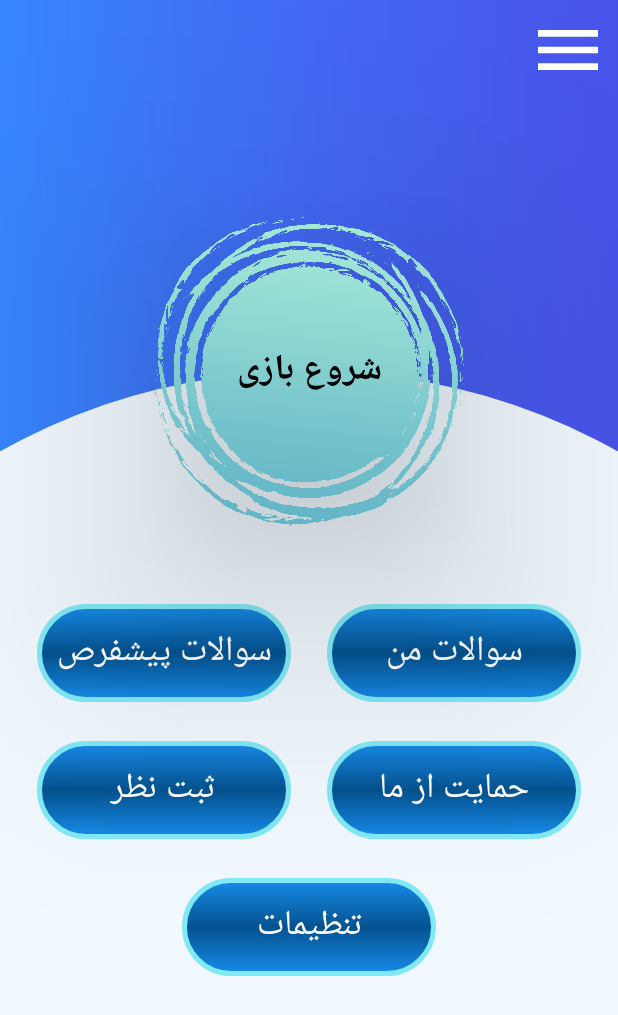
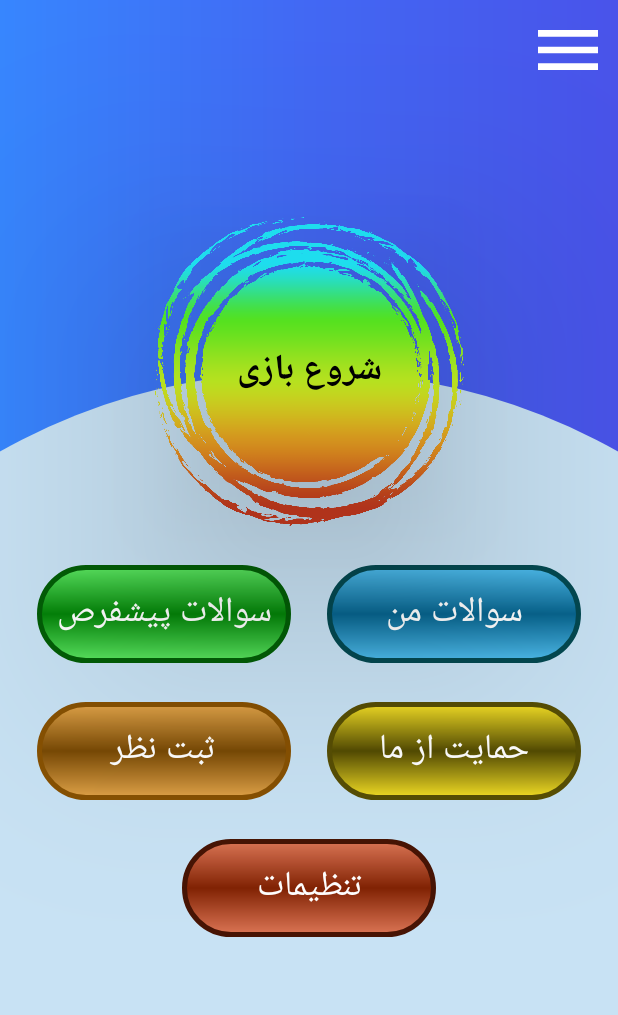
Before and after one commit to Android-sadjad/TruthOrDare, an Android app: the screen it shows after launch (MainActivity), on a phone screen of 412 x 824 dp. Shown: the top 1015 px of the screen. Run offline under Robolectric (Android 15) with nearby library versions, the phone set to English and light mode, and no system bars; our stand-ins replace sdp/ssp sizes; libraries missing offline, so code that uses them is left out: ir.tapsell.plus; 3 statements that could not run were skipped.

Commit message:
change background main btn

```diff
--- /dev/null
+++ b/app/src/main/res/drawable/bg_btn_blue.xml
@@ -0,0 +1,15 @@
+<?xml version="1.0" encoding="utf-8"?>
+<shape xmlns:android="http://schemas.android.com/apk/res/android"
+    android:shape="rectangle">
+
+    <gradient
+        android:startColor="#4EBCED"
+        android:centerColor="#07648E"
+        android:endColor="#4EBCED"
+        android:angle="270"
+        />
+    <corners android:radius="400dp"/>
+    <stroke android:width="3dp"
+        android:color="#034951"/>
+
+</shape>
--- /dev/null
+++ b/app/src/main/res/drawable/bg_btn_green.xml
@@ -0,0 +1,15 @@
+<?xml version="1.0" encoding="utf-8"?>
+<shape xmlns:android="http://schemas.android.com/apk/res/android"
+    android:shape="rectangle">
+
+    <gradient
+        android:startColor="#5AE660"
+        android:centerColor="#038308"
+        android:endColor="#5AE660"
+        android:angle="270"
+        />
+    <corners android:radius="400dp"/>
+    <stroke android:width="3dp"
+        android:color="#025E06"/>
+
+</shape>
--- a/app/src/main/res/drawable/bg_btn_oval_blue.xml
+++ b/app/src/main/res/drawable/bg_btn_orange.xml
@@ -3,13 +3,13 @@
     android:shape="rectangle">
 
     <gradient
-        android:startColor="#178CEA"
-        android:centerColor="#04528F"
-        android:endColor="#178CEA"
+        android:startColor="#E1A348"
+        android:centerColor="#784904"
+        android:endColor="#E1A348"
         android:angle="270"
         />
     <corners android:radius="400dp"/>
     <stroke android:width="3dp"
-        android:color="#82E9F6"/>
+        android:color="#875102"/>
 
 </shape>
--- /dev/null
+++ b/app/src/main/res/drawable/bg_btn_red.xml
@@ -0,0 +1,15 @@
+<?xml version="1.0" encoding="utf-8"?>
+<shape xmlns:android="http://schemas.android.com/apk/res/android"
+    android:shape="rectangle">
+
+    <gradient
+        android:startColor="#DC7555"
+        android:centerColor="#812203"
+        android:endColor="#DC7555"
+        android:angle="270"
+        />
+    <corners android:radius="400dp"/>
+    <stroke android:width="3dp"
+        android:color="#471404"/>
+
+</shape>
--- /dev/null
+++ b/app/src/main/res/drawable/bg_btn_yellow.xml
@@ -0,0 +1,15 @@
+<?xml version="1.0" encoding="utf-8"?>
+<shape xmlns:android="http://schemas.android.com/apk/res/android"
+    android:shape="rectangle">
+
+    <gradient
+        android:startColor="#F4DF25"
+        android:centerColor="#534B02"
+        android:endColor="#F4DF25"
+        android:angle="270"
+        />
+    <corners android:radius="400dp"/>
+    <stroke android:width="3dp"
+        android:color="#574E04"/>
+
+</shape>
--- a/app/src/main/res/drawable/bg_oval.xml
+++ b/app/src/main/res/drawable/bg_oval.xml
@@ -12,7 +12,7 @@
         <shape android:shape="oval"
             >
 
-            <solid android:color="#F1F9FF"/>
+            <solid android:color="#C8E2F4"/>
 
         </shape>
 
--- a/app/src/main/res/layout/activity_main.xml
+++ b/app/src/main/res/layout/activity_main.xml
@@ -74,7 +74,7 @@
                 android:layout_width="@dimen/_150sdp"
                 android:layout_height="@dimen/_150sdp"
                 android:text="@string/start_game"
-                android:background="@drawable/ic_start_game"
+                android:background="@drawable/ic_start_gmme"
                 android:gravity="center"
                 android:textSize="24sp"
                 android:textColor="@color/black"
@@ -85,7 +85,7 @@
         <TextView
             android:id="@+id/tv_my_question"
             style="@style/tv_main_menu_style"
-            android:layout_marginTop="@dimen/_40sdp"
+            android:layout_marginTop="@dimen/_20sdp"
             android:text="@string/my_questions"
             app:layout_constraintLeft_toRightOf="@id/tv_default_questions"
             app:layout_constraintRight_toRightOf="parent"
@@ -94,6 +94,7 @@
         <TextView
             android:id="@+id/tv_default_questions"
             style="@style/tv_main_menu_style"
+            android:background="@drawable/bg_btn_green"
             android:text="@string/default_questions"
             app:layout_constraintBottom_toBottomOf="@id/tv_my_question"
             app:layout_constraintLeft_toLeftOf="parent"
@@ -103,6 +104,7 @@
         <TextView
             android:id="@+id/tv_hemayat"
             style="@style/tv_main_menu_style"
+            android:background="@drawable/bg_btn_yellow"
             android:layout_marginTop="@dimen/_20sdp"
             android:text="@string/support_from_us"
             app:layout_constraintLeft_toRightOf="@id/tv_comment"
@@ -112,6 +114,7 @@
         <TextView
             android:id="@+id/tv_comment"
             style="@style/tv_main_menu_style"
+            android:background="@drawable/bg_btn_orange"
             android:text="@string/comment"
             app:layout_constraintLeft_toLeftOf="parent"
             app:layout_constraintRight_toLeftOf="@id/tv_hemayat"
@@ -124,6 +127,7 @@
         <TextView
             android:id="@+id/tv_setting"
             style="@style/tv_main_menu_style"
+            android:background="@drawable/bg_btn_red"
             android:layout_marginTop="@dimen/_20sdp"
             android:text="@string/setting"
             app:layout_constraintRight_toRightOf="parent"
--- a/app/src/main/res/values/styles.xml
+++ b/app/src/main/res/values/styles.xml
@@ -6,7 +6,7 @@
 
         <item name="android:layout_width">@dimen/_130sdp</item>
         <item name="android:layout_height">@dimen/_50sdp</item>
-        <item name="android:background">@drawable/bg_btn_oval_blue</item>
+        <item name="android:background">@drawable/bg_btn_blue</item>
         <item name="android:gravity">center</item>
         <item name="android:textColor">@color/white</item>
         <item name="android:textSize">@dimen/_18sdp</item>
```
Also changed, not shown: app/src/main/res/drawable/ic_start_gmme.png.
